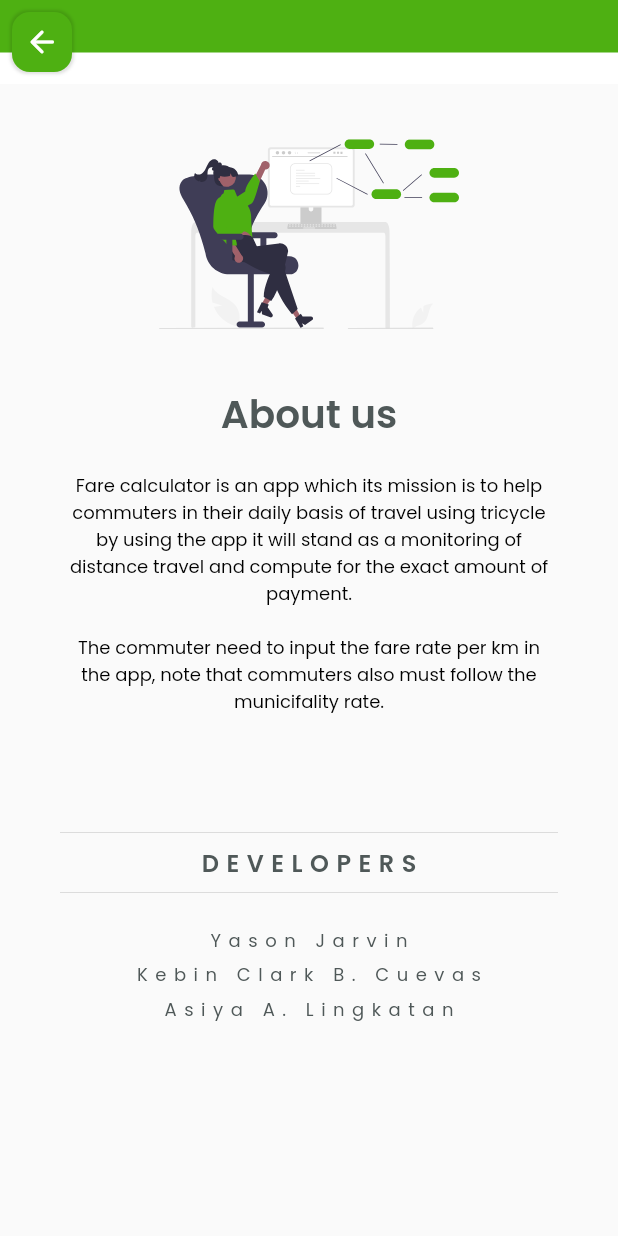
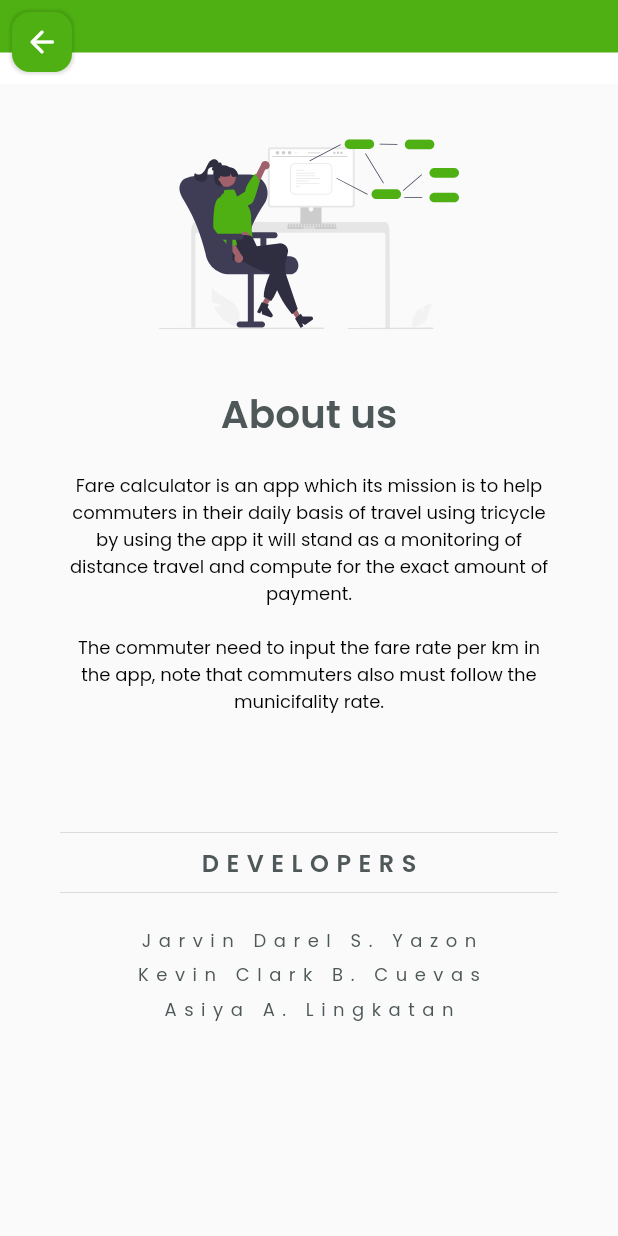
Before and after one commit to jarvin2022/fare_calculator, a Flutter app: the AboutView screen opened by its route, on a phone screen of 412 x 824 dp. Run offline on Flutter 3.47's test engine with Material 2 defaults, Android fonts, the phone set to English and light mode, and no system bars; our stand-ins replace cloud_firestore, dio, firebase_auth, firebase_core, flutter_native_splash, flutter_slidable and 6 more; missing offline and left inert: flutter_polyline_points; accounts and stored records are empty.

Commit message:
Update about_view.dart

```diff
--- a/lib/About/View/about_view.dart
+++ b/lib/About/View/about_view.dart
@@ -90,7 +90,7 @@ class AboutView extends StatelessWidget {
                   ),
                   const SizedBox(height: 15),
                   const TextWidget(
-                    title: 'Yason Jarvin',
+                    title: 'Jarvin Darel S. Yazon',
                     color: Color.fromARGB(255, 79, 88, 88),
                     fontSized: 12,
                     fontWeight: FontWeight.w400,
@@ -98,7 +98,7 @@ class AboutView extends StatelessWidget {
                   ),
                   const SizedBox(height: 5),
                   const TextWidget(
-                    title: 'Kebin Clark B. Cuevas',
+                    title: 'Kevin Clark B. Cuevas',
                     color: Color.fromARGB(255, 79, 88, 88),
                     fontSized: 12,
                     fontWeight: FontWeight.w400,
```
